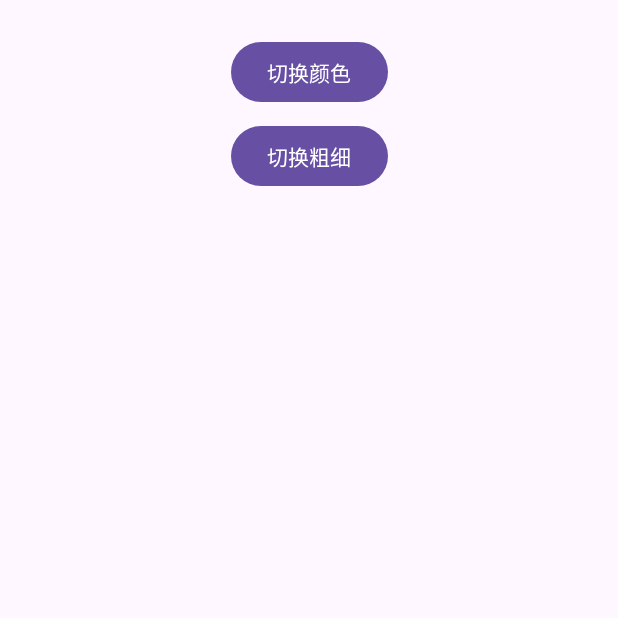
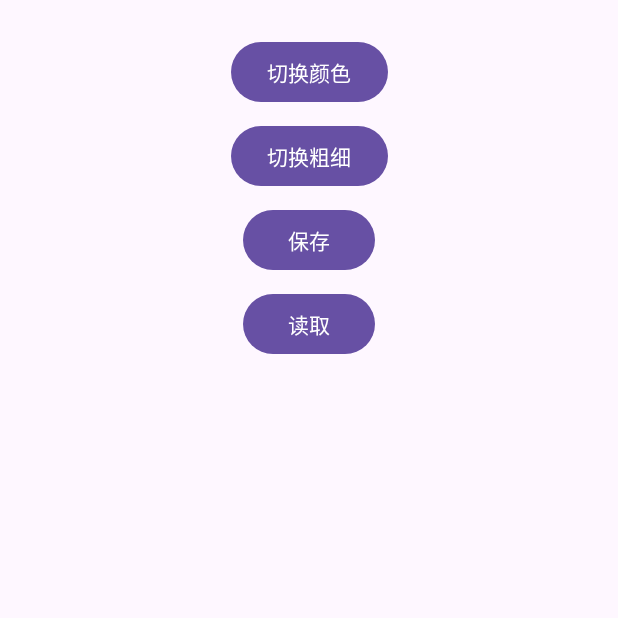
Before and after one commit to soapgu/Android-DrawBoard, an Android app: the screen it shows after launch (MainActivity), on a phone screen of 412 x 824 dp, the top half of it. Run offline under Robolectric (Android 15) with nearby library versions, the phone set to English and light mode, and no system bars; libraries missing offline, so code that uses them is left out: com.blankj.utilcode.

Commit message:
feat: 🎸 批注存取

```diff
--- a/app/build.gradle
+++ b/app/build.gradle
@@ -36,4 +36,6 @@ dependencies {
     testImplementation 'junit:junit:4.13.2'
     androidTestImplementation 'androidx.test.ext:junit:1.1.5'
     androidTestImplementation 'androidx.test.espresso:espresso-core:3.5.1'
+    implementation 'com.google.code.gson:gson:2.10.1'
+    implementation 'com.blankj:utilcodex:1.31.1'
 }
--- a/app/src/main/java/com/soapgu/drawboard/MainActivity.java
+++ b/app/src/main/java/com/soapgu/drawboard/MainActivity.java
@@ -1,14 +1,26 @@
 package com.soapgu.drawboard;
+
+import android.graphics.Color;
+import android.os.Bundle;
 
 import androidx.appcompat.app.AppCompatActivity;
 
-import android.graphics.Color;
-import android.os.Bundle;
+import com.blankj.utilcode.util.FileIOUtils;
+import com.google.gson.Gson;
+import com.google.gson.GsonBuilder;
+import com.google.gson.reflect.TypeToken;
+
+import java.io.File;
+import java.lang.reflect.Type;
+import java.util.List;
 
 public class MainActivity extends AppCompatActivity {
     private DrawingView drawingView;
     private boolean red = true;
     private float thickness = 20f;
+
+    private final Gson gson = new GsonBuilder().setPrettyPrinting().create();
+    private final Type mapType = new TypeToken<List<InkStrokeEntity>>() {}.getType();
 
     @Override
     protected void onCreate(Bundle savedInstanceState) {
@@ -24,5 +36,23 @@ public class MainActivity extends AppCompatActivity {
             this.drawingView.setThickness(thickness);
         } );
 
+        findViewById(R.id.button_save).setOnClickListener( v -> {
+            File file = new File(getExternalFilesDir(null), "save.json");
+            writeJsonConfig( file, this.drawingView.getStrokes());
+        } );
+
+        findViewById(R.id.button_load).setOnClickListener( v-> {
+            File file = new File(getExternalFilesDir(null), "save.json");
+            if( file.exists() ){
+                List<InkStrokeEntity> strokes = gson.fromJson(FileIOUtils.readFile2String(file), mapType);
+                this.drawingView.setStrokes( strokes );
+            }
+
+        } );
+    }
+
+    private boolean writeJsonConfig(File file , Object src ){
+        String jsonContent = gson.toJson(src, mapType);
+        return FileIOUtils.writeFileFromString(file, jsonContent);
     }
 }
--- a/app/src/main/res/layout/activity_main.xml
+++ b/app/src/main/res/layout/activity_main.xml
@@ -29,4 +29,23 @@
         app:layout_constraintEnd_toEndOf="parent"
         app:layout_constraintStart_toStartOf="parent"
         app:layout_constraintTop_toBottomOf="@+id/button_shift" />
+
+    <Button
+        android:id="@+id/button_save"
+        android:layout_width="wrap_content"
+        android:layout_height="wrap_content"
+        android:layout_marginTop="8dp"
+        android:text="@string/save"
+        app:layout_constraintEnd_toEndOf="parent"
+        app:layout_constraintStart_toStartOf="parent"
+        app:layout_constraintTop_toBottomOf="@+id/button_thickness" />
+    <Button
+        android:id="@+id/button_load"
+        android:layout_width="wrap_content"
+        android:layout_height="wrap_content"
+        android:layout_marginTop="8dp"
+        android:text="@string/load"
+        app:layout_constraintEnd_toEndOf="parent"
+        app:layout_constraintStart_toStartOf="parent"
+        app:layout_constraintTop_toBottomOf="@+id/button_save" />
 </androidx.constraintlayout.widget.ConstraintLayout>
--- a/app/src/main/res/values/strings.xml
+++ b/app/src/main/res/values/strings.xml
@@ -2,4 +2,6 @@
     <string name="app_name">DrawBoard</string>
     <string name="shift_color">切换颜色</string>
     <string name="shift_thickness">切换粗细</string>
+    <string name="save">保存</string>
+    <string name="load">读取</string>
 </resources>
```
Also changed, not shown: app/src/main/java/com/soapgu/drawboard/DrawingView.java (+9 -0 lines).
